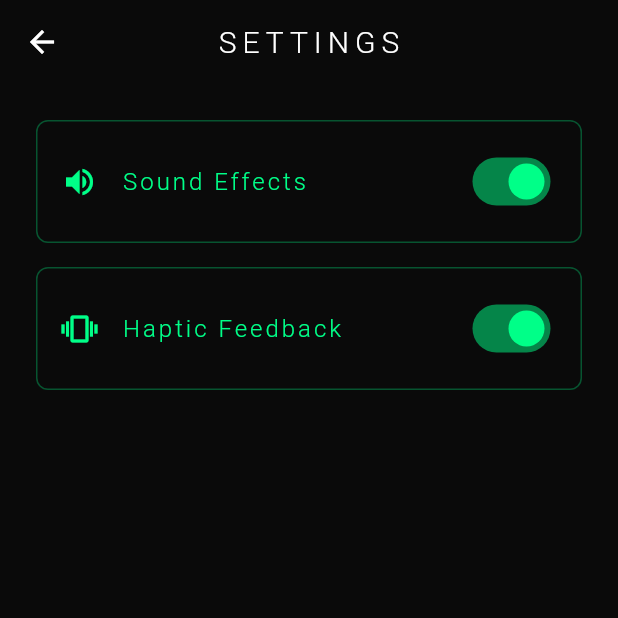
After one commit to akinalpfdn/BeamOfLights, a Flutter app: the SettingsScreen screen opened directly, on a phone screen of 412 x 824 dp, the top half of it. The commit adds this screen. Run offline on Flutter 3.47's test engine with Material 3 defaults, Android fonts, the phone set to English and light mode, and no system bars; our stand-ins replace audioplayers, shared_preferences; missing offline and left inert: flame; accounts and stored records are empty.

Commit message:
phase 11 done

```diff
--- a/beam_of_light/lib/game/components/beam_component.dart
+++ b/beam_of_light/lib/game/components/beam_component.dart
@@ -30,6 +30,9 @@ class BeamComponent extends PositionComponent with TapCallbacks, HasPaint {
 
   // Bounce offset for collision animation
   Vector2 bounceOffset = Vector2.zero();
+
+  // Getter for beam color
+  Color get beamColor => _beamColor;
 
   BeamComponent({
     required this.beam,
--- /dev/null
+++ b/beam_of_light/lib/widgets/settings_screen.dart
@@ -0,0 +1,151 @@
+import 'package:flutter/material.dart';
+import 'package:flutter/services.dart';
+import 'package:shared_preferences/shared_preferences.dart';
+
+/// SettingsScreen - Game settings with sound and haptic toggles
+class SettingsScreen extends StatefulWidget {
+  const SettingsScreen({super.key});
+
+  @override
+  State<SettingsScreen> createState() => _SettingsScreenState();
+}
+
+class _SettingsScreenState extends State<SettingsScreen> {
+  bool _soundEnabled = true;
+  bool _hapticEnabled = true;
+  bool _isLoading = true;
+
+  @override
+  void initState() {
+    super.initState();
+    _loadSettings();
+  }
+
+  Future<void> _loadSettings() async {
+    final prefs = await SharedPreferences.getInstance();
+    setState(() {
+      _soundEnabled = prefs.getBool('sound_enabled') ?? true;
+      _hapticEnabled = prefs.getBool('haptic_enabled') ?? true;
+      _isLoading = false;
+    });
+  }
+
+  Future<void> _toggleSound(bool value) async {
+    final prefs = await SharedPreferences.getInstance();
+    await prefs.setBool('sound_enabled', value);
+    setState(() {
+      _soundEnabled = value;
+    });
+    if (value) {
+      HapticFeedback.lightImpact();
+    }
+  }
+
+  Future<void> _toggleHaptic(bool value) async {
+    final prefs = await SharedPreferences.getInstance();
+    await prefs.setBool('haptic_enabled', value);
+    setState(() {
+      _hapticEnabled = value;
+    });
+    if (value) {
+      HapticFeedback.mediumImpact();
+    }
+  }
+
+  @override
+  Widget build(BuildContext context) {
+    if (_isLoading) {
+      return const Scaffold(
+        backgroundColor: Color(0xFF0A0A0A),
+        body: Center(child: CircularProgressIndicator()),
+      );
+    }
+
+    return Scaffold(
+      backgroundColor: const Color(0xFF0A0A0A),
+      appBar: AppBar(
+        backgroundColor: Colors.transparent,
+        elevation: 0,
+        leading: IconButton(
+          icon: const Icon(Icons.arrow_back, color: Colors.white),
+          onPressed: () => Navigator.pop(context),
+        ),
+        title: const Text(
+          'SETTINGS',
+          style: TextStyle(
+            color: Colors.white,
+            fontSize: 20,
+            fontWeight: FontWeight.w300,
+            letterSpacing: 4,
+          ),
+        ),
+        centerTitle: true,
+      ),
+      body: Padding(
+        padding: const EdgeInsets.all(24.0),
+        child: Column(
+          crossAxisAlignment: CrossAxisAlignment.start,
+          children: [
+            _buildSettingTile(
+              icon: Icons.volume_up,
+              title: 'Sound Effects',
+              value: _soundEnabled,
+              onChanged: _toggleSound,
+            ),
+            const SizedBox(height: 16),
+            _buildSettingTile(
+              icon: Icons.vibration,
+              title: 'Haptic Feedback',
+              value: _hapticEnabled,
+              onChanged: _toggleHaptic,
+            ),
+          ],
+        ),
+      ),
+    );
+  }
+
+  Widget _buildSettingTile({
+    required IconData icon,
+    required String title,
+    required bool value,
+    required Function(bool) onChanged,
+  }) {
+    final color = value ? const Color(0xFF00FF88) : const Color(0xFF666666);
+
+    return Container(
+      padding: const EdgeInsets.all(16),
+      decoration: BoxDecoration(
+        border: Border.all(
+          color: color.withValues(alpha: 0.3),
+          width: 1,
+        ),
+        borderRadius: BorderRadius.circular(8),
+      ),
+      child: Row(
+        children: [
+          Icon(icon, color: color, size: 24),
+          const SizedBox(width: 16),
+          Expanded(
+            child: Text(
+              title,
+              style: TextStyle(
+                color: color,
+                fontSize: 16,
+                fontWeight: FontWeight.w300,
+                letterSpacing: 2,
+              ),
+            ),
+          ),
+          Switch(
+            value: value,
+            onChanged: onChanged,
+            activeColor: const Color(0xFF00FF88),
+            inactiveThumbColor: const Color(0xFF666666),
+            inactiveTrackColor: const Color(0xFF333333),
+          ),
+        ],
+      ),
+    );
+  }
+}
--- a/beam_of_light/pubspec.yaml
+++ b/beam_of_light/pubspec.yaml
@@ -43,6 +43,12 @@ dependencies:
 
   # UUID generation for unique IDs
   uuid: ^4.0.0
+
+  # Audio playback for sound effects
+  audioplayers: ^6.0.0
+
+  # Persistent storage for settings
+  shared_preferences: ^2.2.0
 
 dev_dependencies:
   flutter_test:
```
Also changed, not shown: beam_of_light/lib/game/components/beam_renderer.dart (+19 -0 lines), beam_of_light/lib/game/effects/collision_particles.dart (added, +92 -0 lines), beam_of_light/lib/providers/game_provider.dart (+14 -0 lines), beam_of_light/lib/services/audio_service.dart (added, +83 -0 lines), beam_of_light/lib/widgets/game_hud.dart (+34 -1 lines), beam_of_light/lib/widgets/tutorial_overlay.dart (added, +245 -0 lines), beam_of_light/pubspec.lock, 14 other files.
